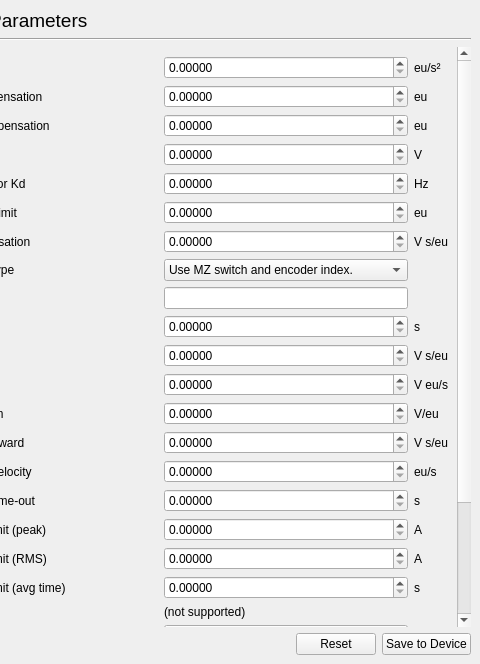
Old version of the form src/ni_engine/tools/ui/conex_config.ui in the repository CoryGroup/ni-engine; both pictures show x 360 to 840 and y 0 to 664 of the 840 by 664 pixel window.
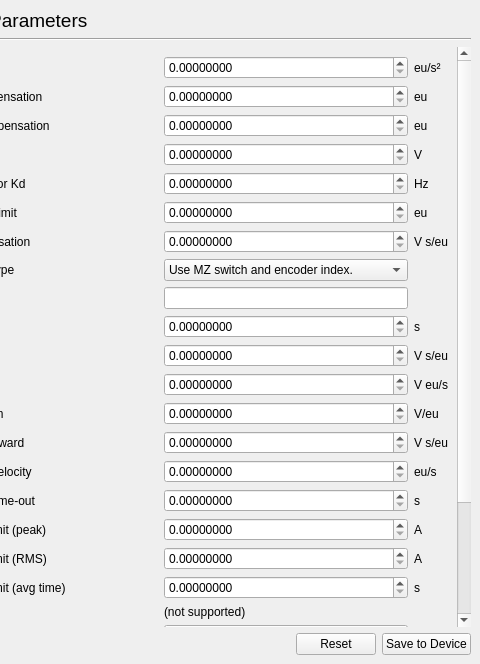
New version of the form.

Commit message: Added config store support.

The edit to the form file:
```diff
--- a/src/ni_engine/tools/ui/conex_config.ui
+++ b/src/ni_engine/tools/ui/conex_config.ui
@@ -13,6 +13,9 @@
   <property name="windowTitle">
    <string>CONEX-CC Configuration Tool</string>
   </property>
+  <property name="styleSheet">
+   <string notr="true"/>
+  </property>
   <widget class="QWidget" name="centralwidget">
    <layout class="QHBoxLayout" name="horizontalLayout_2">
     <item>
@@ -154,7 +157,7 @@
          <property name="geometry">
           <rect>
            <x>0</x>
-           <y>0</y>
+           <y>-363</y>
            <width>582</width>
            <height>927</height>
           </rect>
@@ -163,7 +166,7 @@
           <item row="3" column="3">
            <widget class="QDoubleSpinBox" name="sb_DV">
             <property name="decimals">
-             <number>5</number>
+             <number>8</number>
             </property>
            </widget>
           </item>
@@ -184,7 +187,7 @@
           <item row="14" column="3">
            <widget class="QDoubleSpinBox" name="sb_OH">
             <property name="decimals">
-             <number>5</number>
+             <number>8</number>
             </property>
            </widget>
           </item>
@@ -198,14 +201,14 @@
           <item row="17" column="3">
            <widget class="QDoubleSpinBox" name="sb_QIR">
             <property name="decimals">
-             <number>5</number>
+             <number>8</number>
             </property>
            </widget>
           </item>
           <item row="12" column="3">
            <widget class="QDoubleSpinBox" name="sb_KP">
             <property name="decimals">
-             <number>5</number>
+             <number>8</number>
             </property>
            </widget>
           </item>
@@ -233,7 +236,7 @@
           <item row="10" column="3">
            <widget class="QDoubleSpinBox" name="sb_KD">
             <property name="decimals">
-             <number>5</number>
+             <number>8</number>
             </property>
            </widget>
           </item>
@@ -304,7 +307,7 @@
           <item row="16" column="3">
            <widget class="QDoubleSpinBox" name="sb_QIL">
             <property name="decimals">
-             <number>5</number>
+             <number>8</number>
             </property>
            </widget>
           </item>
@@ -324,14 +327,14 @@
           <item row="18" column="3">
            <widget class="QDoubleSpinBox" name="sb_QIT">
             <property name="decimals">
-             <number>5</number>
+             <number>8</number>
             </property>
            </widget>
           </item>
           <item row="1" column="3">
            <widget class="QDoubleSpinBox" name="sb_BA">
             <property name="decimals">
-             <number>5</number>
+             <number>8</number>
             </property>
            </widget>
           </item>
@@ -372,7 +375,7 @@
              </sizepolicy>
             </property>
             <property name="decimals">
-             <number>5</number>
+             <number>8</number>
             </property>
            </widget>
           </item>
@@ -413,7 +416,7 @@
           <item row="2" column="3">
            <widget class="QDoubleSpinBox" name="sb_BH">
             <property name="decimals">
-             <number>5</number>
+             <number>8</number>
             </property>
            </widget>
           </item>
@@ -469,7 +472,7 @@
           <item row="9" column="3">
            <widget class="QDoubleSpinBox" name="sb_JR">
             <property name="decimals">
-             <number>5</number>
+             <number>8</number>
             </property>
            </widget>
           </item>
@@ -490,14 +493,14 @@
           <item row="13" column="3">
            <widget class="QDoubleSpinBox" name="sb_KV">
             <property name="decimals">
-             <number>5</number>
+             <number>8</number>
             </property>
            </widget>
           </item>
           <item row="5" column="3">
            <widget class="QDoubleSpinBox" name="sb_FE">
             <property name="decimals">
-             <number>5</number>
+             <number>8</number>
             </property>
            </widget>
           </item>
@@ -553,7 +556,7 @@
           <item row="4" column="3">
            <widget class="QDoubleSpinBox" name="sb_FD">
             <property name="decimals">
-             <number>5</number>
+             <number>8</number>
             </property>
            </widget>
           </item>
@@ -595,7 +598,7 @@
           <item row="11" column="3">
            <widget class="QDoubleSpinBox" name="sb_KI">
             <property name="decimals">
-             <number>5</number>
+             <number>8</number>
             </property>
            </widget>
           </item>
@@ -619,7 +622,7 @@
           <item row="6" column="3">
            <widget class="QDoubleSpinBox" name="sb_FF">
             <property name="decimals">
-             <number>5</number>
+             <number>8</number>
             </property>
            </widget>
           </item>
@@ -640,7 +643,7 @@
           <item row="15" column="3">
            <widget class="QDoubleSpinBox" name="sb_OT">
             <property name="decimals">
-             <number>5</number>
+             <number>8</number>
             </property>
            </widget>
           </item>
```
Left out of the diff: 8 changed lines with no effect on the pictures. The commit also changes 2 other files.
